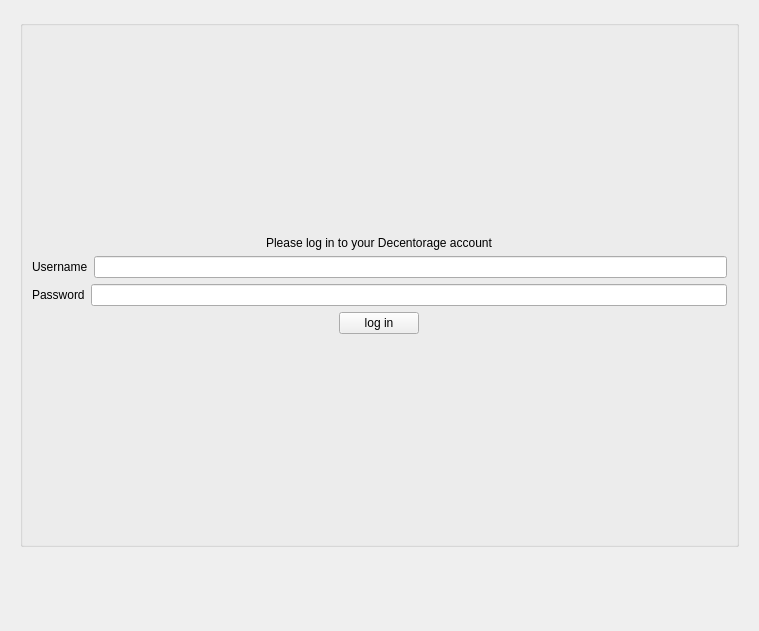
The window that gui/decentorage.ui (Decentorage/User-Node) describes before a commit, drawn with Qt 5.
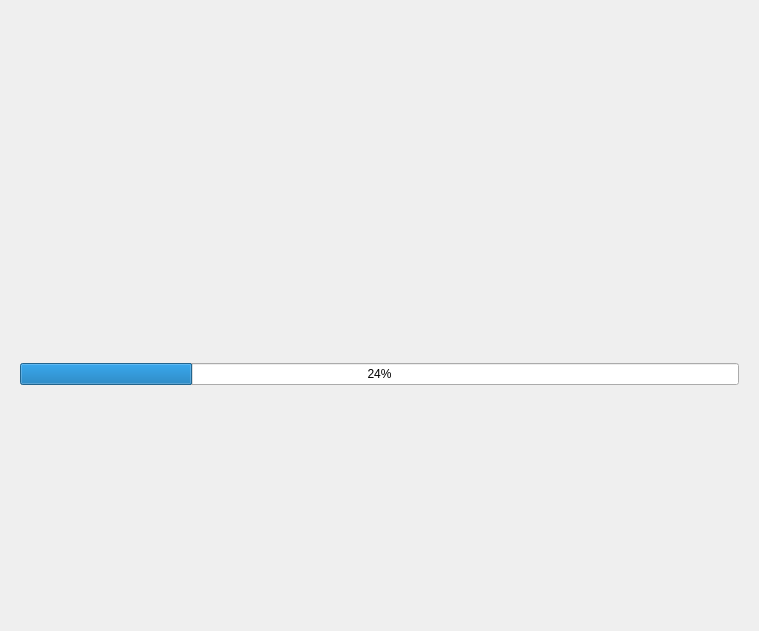
The same window after the commit. The open tabs and pages were chosen to show the change. Icons and pictures are not drawn. Custom widgets are drawn as their Qt base class.

Commit message: Added progress bar page in ui, Added Progress bar class to handle progress, Added progress bar to download function, Fixed response may not be defined bug in decentorage module

```diff
--- a/gui/decentorage.ui
+++ b/gui/decentorage.ui
@@ -597,6 +597,67 @@
          </item>
         </layout>
        </widget>
+       <widget class="QWidget" name="progress_bar_page">
+        <layout class="QVBoxLayout" name="verticalLayout_19">
+         <item>
+          <layout class="QVBoxLayout" name="verticalLayout_18">
+           <item>
+            <spacer name="verticalSpacer_13">
+             <property name="orientation">
+              <enum>Qt::Vertical</enum>
+             </property>
+             <property name="sizeHint" stdset="0">
+              <size>
+               <width>20</width>
+               <height>40</height>
+              </size>
+             </property>
+            </spacer>
+           </item>
+           <item>
+            <widget class="QLabel" name="progress_bar_page_label">
+             <property name="text">
+              <string/>
+             </property>
+            </widget>
+           </item>
+           <item>
+            <spacer name="verticalSpacer_8">
+             <property name="orientation">
+              <enum>Qt::Vertical</enum>
+             </property>
+             <property name="sizeHint" stdset="0">
+              <size>
+               <width>20</width>
+               <height>40</height>
+              </size>
+             </property>
+            </spacer>
+           </item>
+           <item>
+            <widget class="QProgressBar" name="progress_bar_page_progress_bar">
+             <property name="value">
+              <number>24</number>
+             </property>
+            </widget>
+           </item>
+           <item>
+            <spacer name="verticalSpacer_7">
+             <property name="orientation">
+              <enum>Qt::Vertical</enum>
+             </property>
+             <property name="sizeHint" stdset="0">
+              <size>
+               <width>20</width>
+               <height>40</height>
+              </size>
+             </property>
+            </spacer>
+           </item>
+          </layout>
+         </item>
+        </layout>
+       </widget>
       </widget>
      </item>
      <item>
```
The commit also changes 8 other files.
